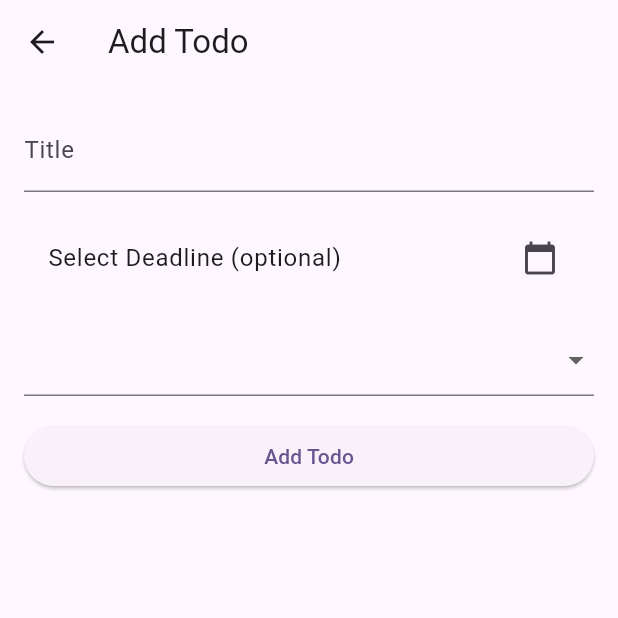
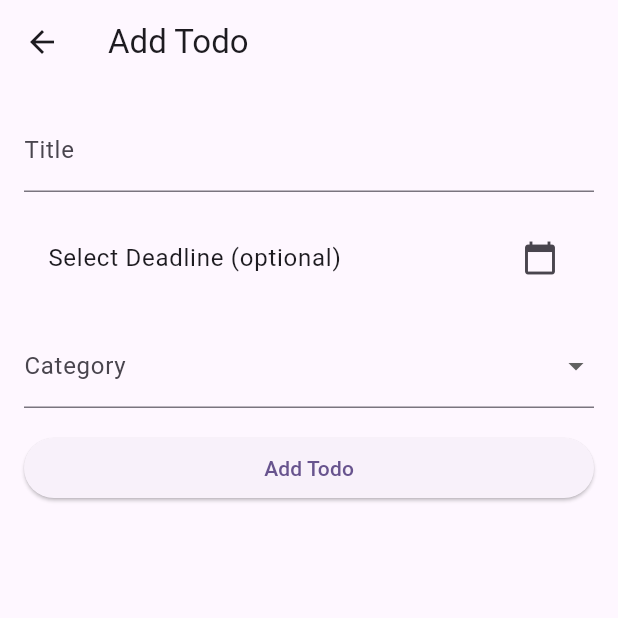
Before and after one commit to ziesazies/mini-to-do-app, a Flutter app: the AddTodoPage screen opened directly, on a phone screen of 412 x 824 dp, the top half of it. Run offline on Flutter 3.47's test engine with Material 3 defaults, Android fonts, the phone set to English and light mode, and no system bars; our stand-ins replace flutter_bloc, implicitly_animated_reorderable_list_2, shared_preferences; accounts and stored records are empty.

Commit message:
feat: handling filter by category and new category manually by user

```diff
--- /dev/null
+++ b/lib/presentation/blocs/category/category_bloc.dart
@@ -0,0 +1,29 @@
+import 'package:flutter_bloc/flutter_bloc.dart';
+import 'package:mini_to_do_app/presentation/blocs/category/category_event.dart';
+import 'package:mini_to_do_app/presentation/blocs/category/category_state.dart';
+import 'package:shared_preferences/shared_preferences.dart';
+
+class CategoryBloc extends Bloc<CategoryEvent, CategoryState> {
+  static const _key = 'categories';
+
+  CategoryBloc() : super(CategoryInitial()) {
+    on<LoadCategories>((event, emit) async {
+      final prefs = await SharedPreferences.getInstance();
+      final stored =
+          prefs.getStringList(_key) ?? ['General', 'Work', 'Personal'];
+      emit(CategoryLoaded(stored));
+    });
+
+    on<AddCategory>((event, emit) async {
+      if (state is CategoryLoaded) {
+        final updated = List<String>.from((state as CategoryLoaded).categories);
+        if (!updated.contains(event.category)) {
+          updated.add(event.category);
+          final prefs = await SharedPreferences.getInstance();
+          await prefs.setStringList(_key, updated);
+          emit(CategoryLoaded(updated));
+        }
+      }
+    });
+  }
+}
--- /dev/null
+++ b/lib/presentation/blocs/category/category_event.dart
@@ -0,0 +1,13 @@
+abstract class CategoryEvent {}
+
+class LoadCategories extends CategoryEvent {}
+
+class AddCategory extends CategoryEvent {
+  final String category;
+  AddCategory(this.category);
+}
+
+class UpdateCategory extends CategoryEvent {
+  final String category;
+  UpdateCategory(this.category);
+}
--- /dev/null
+++ b/lib/presentation/blocs/category/category_state.dart
@@ -0,0 +1,8 @@
+abstract class CategoryState {}
+
+class CategoryInitial extends CategoryState {}
+
+class CategoryLoaded extends CategoryState {
+  final List<String> categories;
+  CategoryLoaded(this.categories);
+}
--- a/lib/presentation/pages/add_todo_page.dart
+++ b/lib/presentation/pages/add_todo_page.dart
@@ -4,6 +4,9 @@ import 'package:flutter/material.dart';
 import 'package:flutter_bloc/flutter_bloc.dart';
 import 'package:intl/intl.dart';
 import 'package:mini_to_do_app/domain/entities/todo.dart';
+import 'package:mini_to_do_app/presentation/blocs/category/category_bloc.dart';
+import 'package:mini_to_do_app/presentation/blocs/category/category_event.dart';
+import 'package:mini_to_do_app/presentation/blocs/category/category_state.dart';
 import 'package:mini_to_do_app/presentation/blocs/todo/todo_bloc.dart';
 import 'package:mini_to_do_app/presentation/blocs/todo/todo_event.dart';
 
@@ -108,22 +111,59 @@ class _AddTodoPageState extends State<AddTodoPage> {
                   },
                 ),
                 const SizedBox(height: 16),
-                DropdownButtonFormField<String>(
-                  items:
-                      ['General', 'Work', 'Personal']
-                          .map(
-                            (e) => DropdownMenuItem(value: e, child: Text(e)),
-                          )
-                          .toList(),
-                  onChanged: (value) {
-                    if (value != null) {
-                      setState(() {
-                        _selectedCategory = value;
-                      });
+                // DropdownButtonFormField<String>(
+                //   items:
+                //       ['General', 'Work', 'Personal']
+                //           .map(
+                //             (e) => DropdownMenuItem(value: e, child: Text(e)),
+                //           )
+                //           .toList(),
+                //   onChanged: (value) {
+                //     if (value != null) {
+                //       setState(() {
+                //         _selectedCategory = value;
+                //       });
+                //     }
+                //   },
+                // ),
+                BlocBuilder<CategoryBloc, CategoryState>(
+                  builder: (context, state) {
+                    if (state is CategoryLoaded) {
+                      final categories = [...state.categories, '+ New'];
+                      return DropdownButtonFormField<String>(
+                        items:
+                            categories.map((category) {
+                              return DropdownMenuItem(
+                                value: category,
+                                child: Text(category),
+                              );
+                            }).toList(),
+                        onChanged: (value) async {
+                          if (value == '+ New') {
+                            final _newCategory = await _showAddCategoryDialog(
+                              context,
+                            );
+                            if (_newCategory != null &&
+                                _newCategory.isNotEmpty) {
+                              context.read<CategoryBloc>().add(
+                                AddCategory(_newCategory),
+                              );
+                              setState(() {
+                                _selectedCategory = _newCategory;
+                              });
+                            }
+                          } else if (value != null) {
+                            _selectedCategory = value;
+                          }
+                        },
+                        decoration: InputDecoration(labelText: "Category"),
+                      );
+                    } else {
+                      return const CircularProgressIndicator();
                     }
                   },
                 ),
-                const SizedBox(height: 16),
+                SizedBox(height: 16),
                 ElevatedButton(
                   onPressed: () {
                     _onSubmit();
@@ -137,4 +177,31 @@ class _AddTodoPageState extends State<AddTodoPage> {
       ),
     );
   }
+
+  Future<String?> _showAddCategoryDialog(BuildContext context) {
+    final controller = TextEditingController();
+    return showDialog(
+      context: context,
+      builder: (context) {
+        return AlertDialog(
+          title: const Text("Add New Category"),
+          content: TextField(
+            controller: controller,
+            autofocus: true,
+            decoration: InputDecoration(hintText: "Category Name"),
+          ),
+          actions: [
+            TextButton(
+              onPressed: () => Navigator.pop(context),
+              child: Text("Cancel"),
+            ),
+            TextButton(
+              onPressed: () => Navigator.pop(context, controller.text.trim()),
+              child: Text("Create"),
+            ),
+          ],
+        );
+      },
+    );
+  }
 }
```
Also changed, not shown: lib/main.dart (+7 -2 lines), lib/presentation/widgets/category_filter_sheet.dart (+14 -3 lines).
